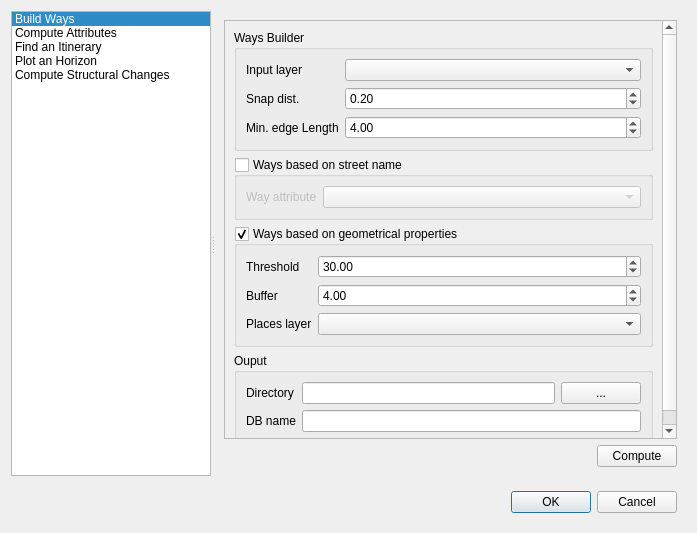
Qt form src/morpheo/gui/ui/morpheo_dialog.ui (MorphoCity/morpheo-plugin) before a commit.
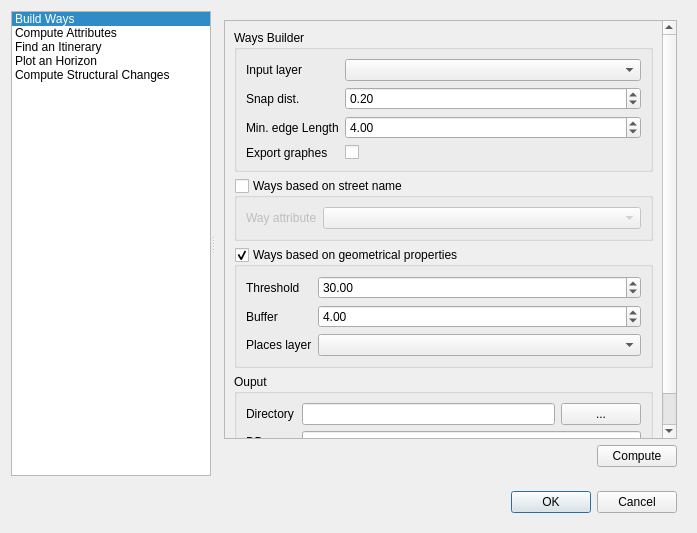
The same form after that commit.

Commit message: QGIS Plugin: export graphes

Diff of the .ui file:
```diff
--- a/src/morpheo/gui/ui/morpheo_dialog.ui
+++ b/src/morpheo/gui/ui/morpheo_dialog.ui
@@ -147,7 +147,7 @@
                 <x>0</x>
                 <y>0</y>
                 <width>437</width>
-                <height>455</height>
+                <height>482</height>
                </rect>
               </property>
               <property name="sizePolicy">
@@ -228,6 +228,20 @@
                     </property>
                    </widget>
                   </item>
+                  <item row="3" column="0">
+                   <widget class="QLabel" name="label">
+                    <property name="text">
+                     <string>Export graphes</string>
+                    </property>
+                   </widget>
+                  </item>
+                  <item row="3" column="1">
+                   <widget class="QCheckBox" name="cbxWaysBuilderExportGraphes">
+                    <property name="text">
+                     <string/>
+                    </property>
+                   </widget>
+                  </item>
                  </layout>
                 </widget>
                </item>
```
The commit also changes 1 other file.
